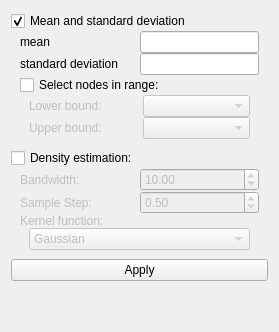
The window that plugins/view/HistogramView/HistoStatsConfigWidget.ui (Tulip-Dev/tulip) describes before a commit, drawn with Qt 5.
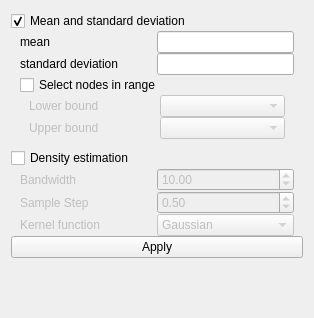
The same window after the commit.

What changed in the file:
```diff
--- a/plugins/view/HistogramView/HistoStatsConfigWidget.ui
+++ b/plugins/view/HistogramView/HistoStatsConfigWidget.ui
@@ -6,8 +6,8 @@
    <rect>
     <x>0</x>
     <y>0</y>
-    <width>279</width>
-    <height>332</height>
+    <width>314</width>
+    <height>318</height>
    </rect>
   </property>
   <property name="windowTitle">
@@ -99,7 +99,7 @@
       <item>
        <widget class="QCheckBox" name="nodesSelectionCB">
         <property name="text">
-         <string>Select nodes in range:</string>
+         <string>Select nodes in range</string>
         </property>
        </widget>
       </item>
@@ -132,14 +132,14 @@
          <item row="1" column="0">
           <widget class="QLabel" name="label_6">
            <property name="text">
-            <string>Upper bound:</string>
+            <string>Upper bound</string>
            </property>
           </widget>
          </item>
          <item row="0" column="0">
           <widget class="QLabel" name="label_5">
            <property name="text">
-            <string>Lower bound:</string>
+            <string>Lower bound</string>
            </property>
           </widget>
          </item>
@@ -152,7 +152,7 @@
    <item>
     <widget class="QCheckBox" name="densityEstimationCB">
      <property name="text">
-      <string>Density estimation:</string>
+      <string>Density estimation</string>
      </property>
     </widget>
    </item>
@@ -165,15 +165,9 @@
       <property name="spacing">
        <number>0</number>
       </property>
-      <property name="leftMargin">
-       <number>9</number>
-      </property>
       <property name="topMargin">
        <number>0</number>
       </property>
-      <property name="rightMargin">
-       <number>9</number>
-      </property>
       <property name="bottomMargin">
        <number>0</number>
       </property>
@@ -182,7 +176,7 @@
         <item>
          <widget class="QLabel" name="label_2">
           <property name="text">
-           <string>Bandwidth:</string>
+           <string>Bandwidth</string>
           </property>
          </widget>
         </item>
@@ -209,7 +203,7 @@
         <item>
          <widget class="QLabel" name="label">
           <property name="text">
-           <string>Sample Step:</string>
+           <string>Sample Step</string>
           </property>
          </widget>
         </item>
@@ -229,18 +223,14 @@
        </layout>
       </item>
       <item>
+       <layout class="QHBoxLayout" name="horizontalLayout">
+        <item>
        <widget class="QLabel" name="label_7">
         <property name="text">
-         <string>Kernel function:</string>
+           <string>Kernel function</string>
         </property>
        </widget>
       </item>
-      <item>
-       <widget class="QFrame" name="frame_3">
-        <layout class="QVBoxLayout" name="verticalLayout_3">
-         <property name="topMargin">
-          <number>0</number>
-         </property>
          <item>
           <widget class="QComboBox" name="kernelFunctionsList">
            <property name="currentIndex">
@@ -284,7 +274,9 @@
           </widget>
          </item>
         </layout>
-       </widget>
+      </item>
+      <item>
+       <widget class="QFrame" name="frame_3"/>
       </item>
      </layout>
     </widget>
```
Lines whose indentation alone changed are shown as unchanged.
